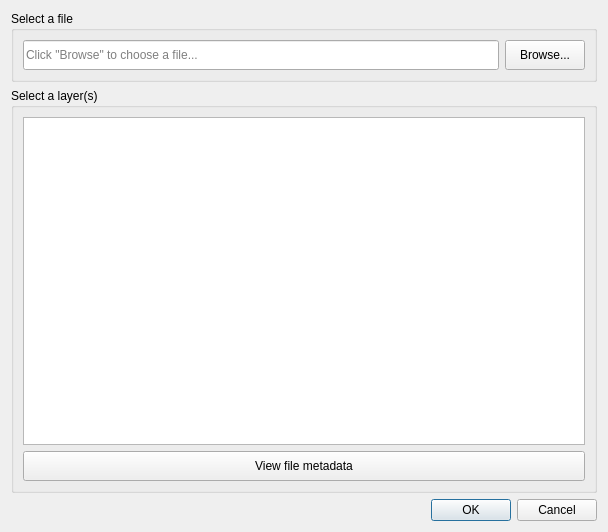
Qt form LDMP/gui/DlgDataIOLoadTE.ui (ConservationInternational/trends.earth) before a commit.
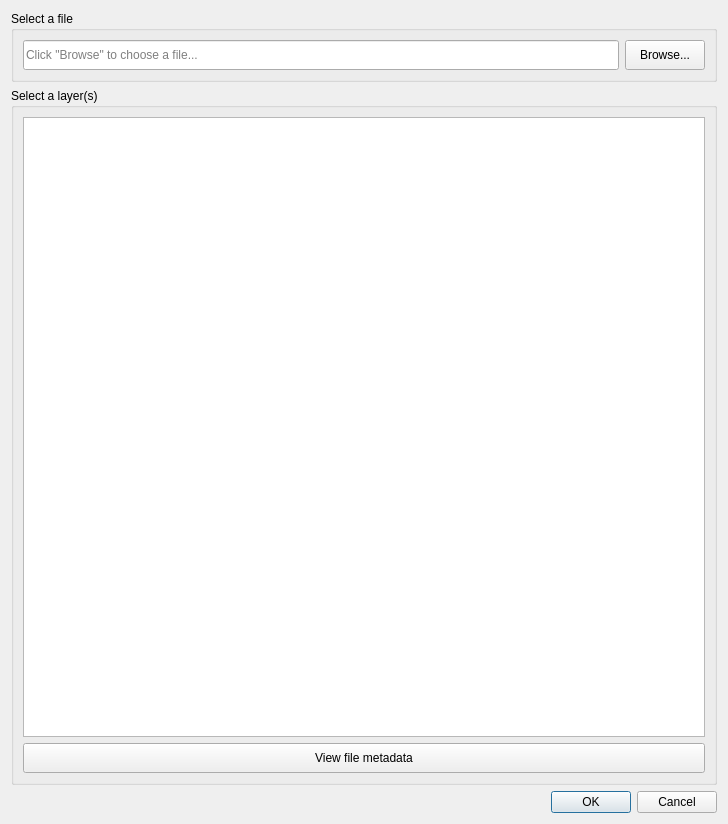
The same form after that commit.

Commit message: Increase default size.

```diff
--- a/LDMP/gui/DlgDataIOLoadTE.ui
+++ b/LDMP/gui/DlgDataIOLoadTE.ui
@@ -9,8 +9,8 @@
    <rect>
     <x>0</x>
     <y>0</y>
-    <width>608</width>
-    <height>532</height>
+    <width>728</width>
+    <height>824</height>
    </rect>
   </property>
   <property name="windowTitle">
```
